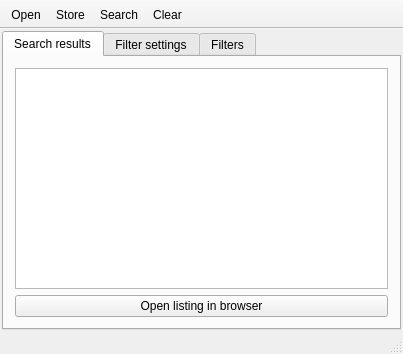
Old version of the form mainwindow.ui in the repository FrankMamuda/findaflat.
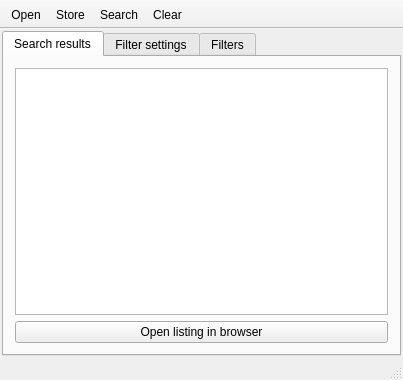
New version of the form. Icons and pictures are not drawn.

```diff
--- a/mainwindow.ui
+++ b/mainwindow.ui
@@ -7,7 +7,7 @@
     <x>0</x>
     <y>0</y>
     <width>403</width>
-    <height>332</height>
+    <height>380</height>
    </rect>
   </property>
   <property name="windowTitle">
```
Left out of the diff: 6 changed lines with no effect on the pictures.
